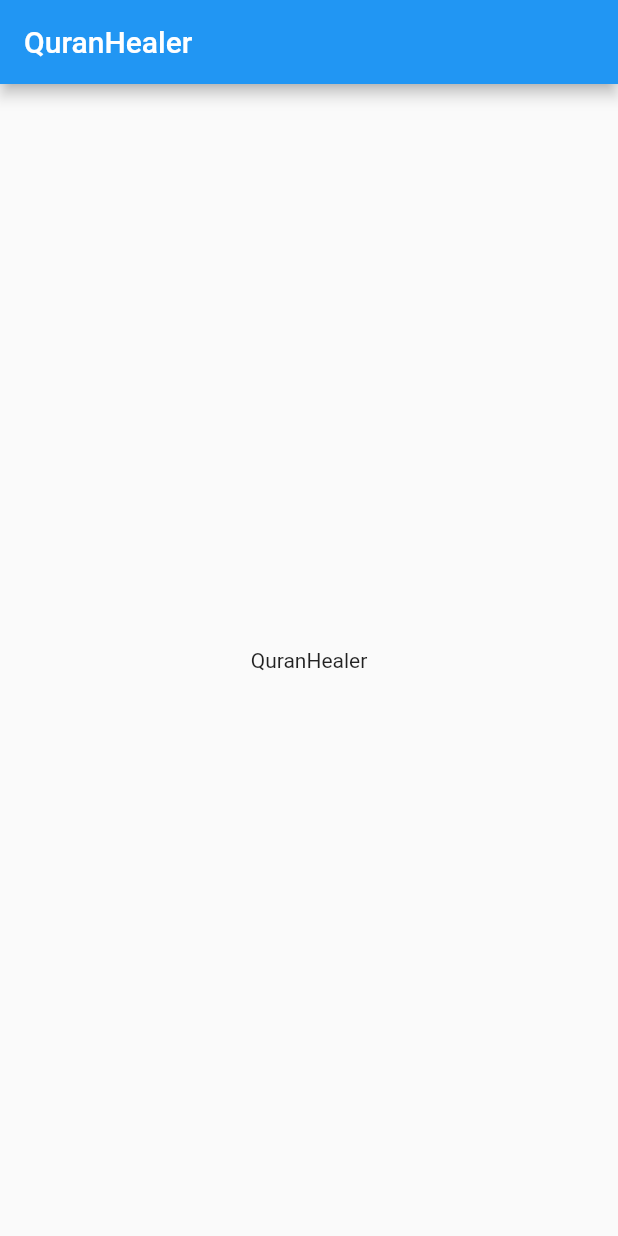
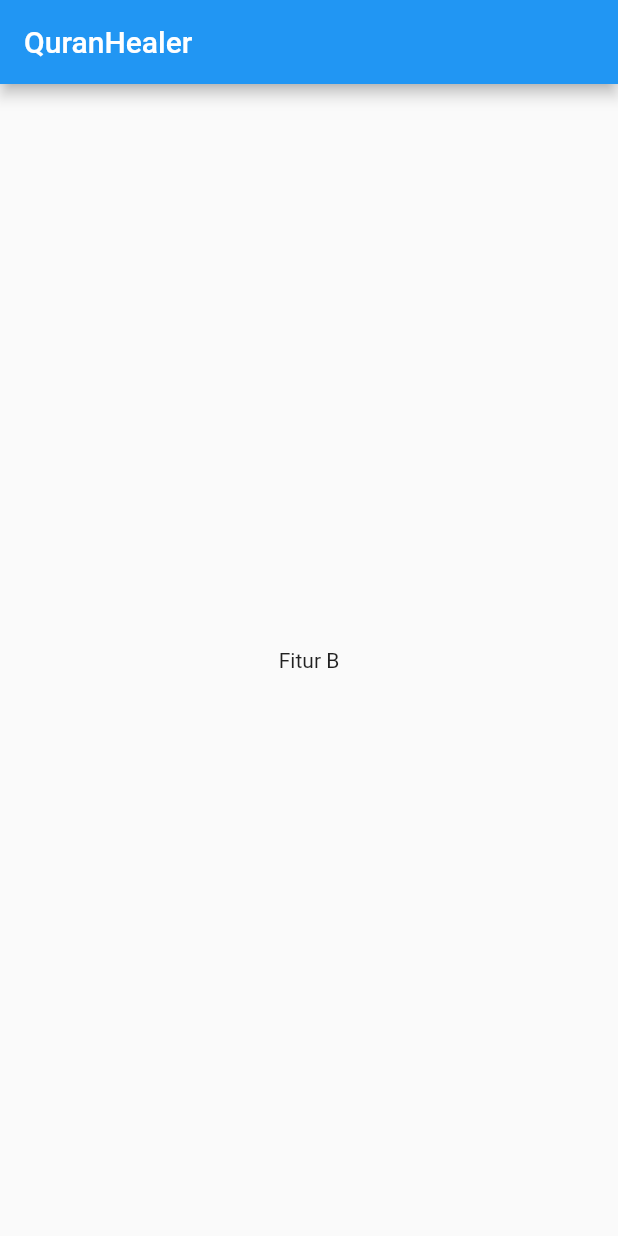
Before and after one commit to FarighMAkmalullah/Skripsi-Tugas-Akhir-QuranHeler, a Flutter app: the screen it shows after launch, on a phone screen of 412 x 824 dp. Run offline on Flutter 3.47's test engine with Material 2 defaults, Android fonts, the phone set to English and light mode, and no system bars.

Commit message:
ganti fitur text jasdi b

```diff
--- a/lib/main.dart
+++ b/lib/main.dart
@@ -15,7 +15,7 @@ class QuranHealer extends StatelessWidget {
           title: const Text("QuranHealer"),
         ),
         body: const Center(
-          child: Text("QuranHealer"),
+          child: Text("Fitur B"),
         ),
       ),
     );
```
